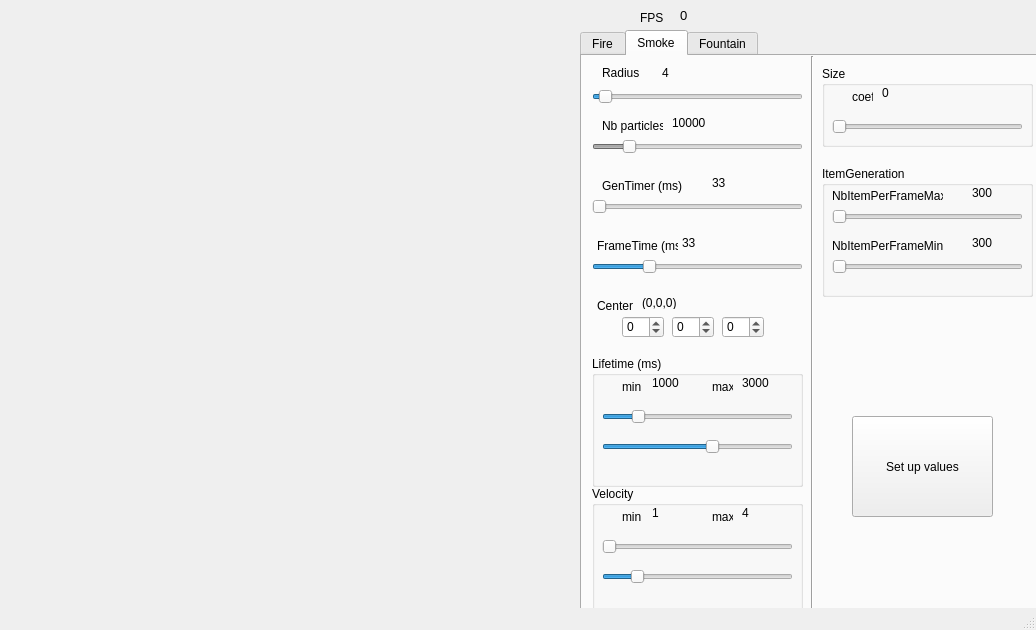
Above: Core/mainwindow.ui from arktic/Particule before the change. Below: the same form after it.
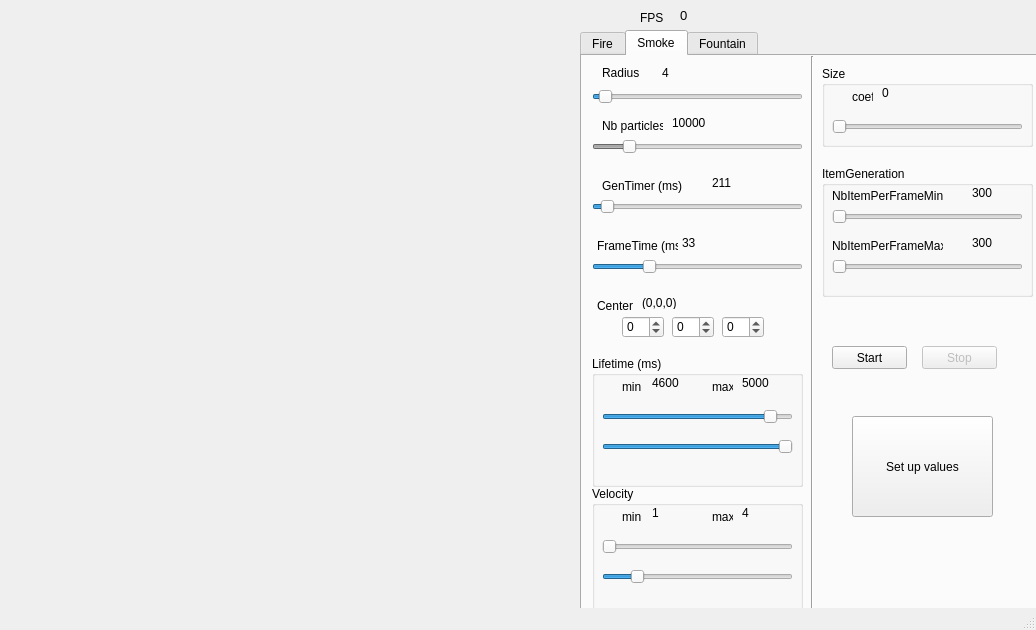
That is the form after the change. The open tabs and pages were chosen to show the change. Custom widgets are drawn as their Qt base class.

Commit message: ajout gestion start & stop & pause des générations de particules

What changed in the file:
```diff
--- a/Core/mainwindow.ui
+++ b/Core/mainwindow.ui
@@ -1266,7 +1266,7 @@
         <number>100</number>
        </property>
        <property name="value">
-        <number>1000</number>
+        <number>4600</number>
        </property>
        <property name="orientation">
         <enum>Qt::Horizontal</enum>
@@ -1295,7 +1295,7 @@
         </rect>
        </property>
        <property name="text">
-        <string>3000</string>
+        <string>5000</string>
        </property>
       </widget>
       <widget class="QLabel" name="label_38">
@@ -1321,7 +1321,7 @@
         </rect>
        </property>
        <property name="text">
-        <string>1000</string>
+        <string>4600</string>
        </property>
       </widget>
       <widget class="QSlider" name="lifetimeMaxSliderSmoke">
@@ -1346,7 +1346,7 @@
         <number>100</number>
        </property>
        <property name="value">
-        <number>3000</number>
+        <number>5000</number>
        </property>
        <property name="orientation">
         <enum>Qt::Horizontal</enum>
@@ -1365,65 +1365,11 @@
       <property name="title">
        <string>ItemGeneration</string>
       </property>
-      <widget class="QSlider" name="nbMaxItemPerFrameSliderSmoke">
-       <property name="geometry">
-        <rect>
-         <x>10</x>
-         <y>40</y>
-         <width>191</width>
-         <height>22</height>
-        </rect>
-       </property>
-       <property name="minimum">
-        <number>0</number>
-       </property>
-       <property name="maximum">
-        <number>600</number>
-       </property>
-       <property name="singleStep">
-        <number>1</number>
-       </property>
-       <property name="pageStep">
-        <number>100</number>
-       </property>
-       <property name="value">
-        <number>1</number>
-       </property>
-       <property name="orientation">
-        <enum>Qt::Horizontal</enum>
-       </property>
-      </widget>
-      <widget class="QLabel" name="label_8">
-       <property name="geometry">
-        <rect>
-         <x>10</x>
-         <y>20</y>
-         <width>111</width>
-         <height>20</height>
-        </rect>
-       </property>
-       <property name="text">
-        <string>NbItemPerFrameMax</string>
-       </property>
-      </widget>
-      <widget class="QLabel" name="nbMaxItemPerFrameSmoke">
-       <property name="geometry">
-        <rect>
-         <x>150</x>
-         <y>20</y>
-         <width>46</width>
-         <height>13</height>
-        </rect>
-       </property>
-       <property name="text">
-        <string>300</string>
-       </property>
-      </widget>
       <widget class="QLabel" name="nbMinItemPerFrameSmoke">
        <property name="geometry">
         <rect>
          <x>150</x>
-         <y>70</y>
+         <y>20</y>
          <width>46</width>
          <height>13</height>
         </rect>
@@ -1436,7 +1382,7 @@
        <property name="geometry">
         <rect>
          <x>10</x>
-         <y>90</y>
+         <y>40</y>
          <width>191</width>
          <height>22</height>
         </rect>
@@ -1464,7 +1410,7 @@
        <property name="geometry">
         <rect>
          <x>10</x>
-         <y>70</y>
+         <y>20</y>
          <width>111</width>
          <height>20</height>
         </rect>
@@ -1473,6 +1419,60 @@
         <string>NbItemPerFrameMin</string>
        </property>
       </widget>
+      <widget class="QLabel" name="nbMaxItemPerFrameSmoke">
+       <property name="geometry">
+        <rect>
+         <x>150</x>
+         <y>70</y>
+         <width>46</width>
+         <height>13</height>
+        </rect>
+       </property>
+       <property name="text">
+        <string>300</string>
+       </property>
+      </widget>
+      <widget class="QLabel" name="label_8">
+       <property name="geometry">
+        <rect>
+         <x>10</x>
+         <y>70</y>
+         <width>111</width>
+         <height>20</height>
+        </rect>
+       </property>
+       <property name="text">
+        <string>NbItemPerFrameMax</string>
+       </property>
+      </widget>
+      <widget class="QSlider" name="nbMaxItemPerFrameSliderSmoke">
+       <property name="geometry">
+        <rect>
+         <x>10</x>
+         <y>90</y>
+         <width>191</width>
+         <height>22</height>
+        </rect>
+       </property>
+       <property name="minimum">
+        <number>0</number>
+       </property>
+       <property name="maximum">
+        <number>600</number>
+       </property>
+       <property name="singleStep">
+        <number>1</number>
+       </property>
+       <property name="pageStep">
+        <number>100</number>
+       </property>
+       <property name="value">
+        <number>1</number>
+       </property>
+       <property name="orientation">
+        <enum>Qt::Horizontal</enum>
+       </property>
+      </widget>
      </widget>
      <widget class="QLabel" name="label_12">
       <property name="geometry">
@@ -1497,13 +1497,13 @@
        </rect>
       </property>
       <property name="minimum">
-       <number>1</number>
+       <number>100</number>
       </property>
       <property name="maximum">
        <number>3000</number>
       </property>
       <property name="value">
-       <number>1</number>
+       <number>211</number>
       </property>
       <property name="orientation">
        <enum>Qt::Horizontal</enum>
@@ -1519,7 +1519,36 @@
        </rect>
       </property>
       <property name="text">
-       <string>33</string>
+       <string>211</string>
+      </property>
+     </widget>
+     <widget class="QPushButton" name="stopButtonSmoke">
+      <property name="enabled">
+       <bool>false</bool>
+      </property>
+      <property name="geometry">
+       <rect>
+        <x>340</x>
+        <y>290</y>
+        <width>75</width>
+        <height>23</height>
+       </rect>
+      </property>
+      <property name="text">
+       <string>Stop</string>
+      </property>
+     </widget>
+     <widget class="QPushButton" name="startButtonSmoke">
+      <property name="geometry">
+       <rect>
+        <x>250</x>
+        <y>290</y>
+        <width>75</width>
+        <height>23</height>
+       </rect>
+      </property>
+      <property name="text">
+       <string>Start</string>
       </property>
      </widget>
     </widget>
```
Left out of the diff: 92 changed lines with no effect on the pictures. The commit also changes 10 other files.
